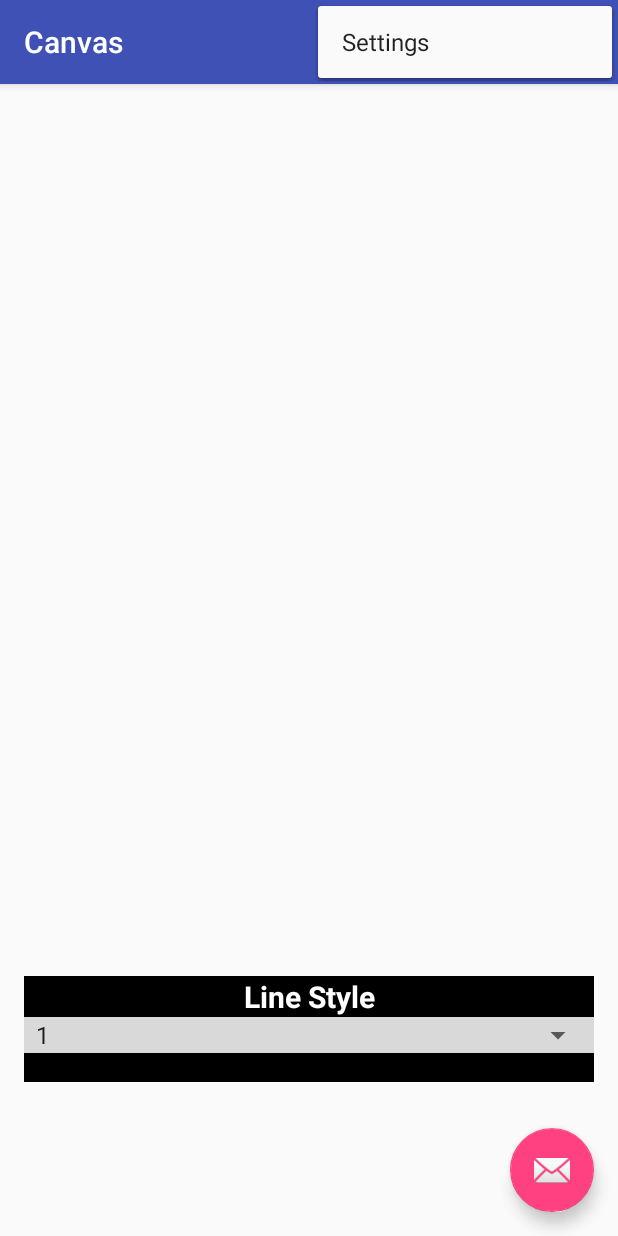
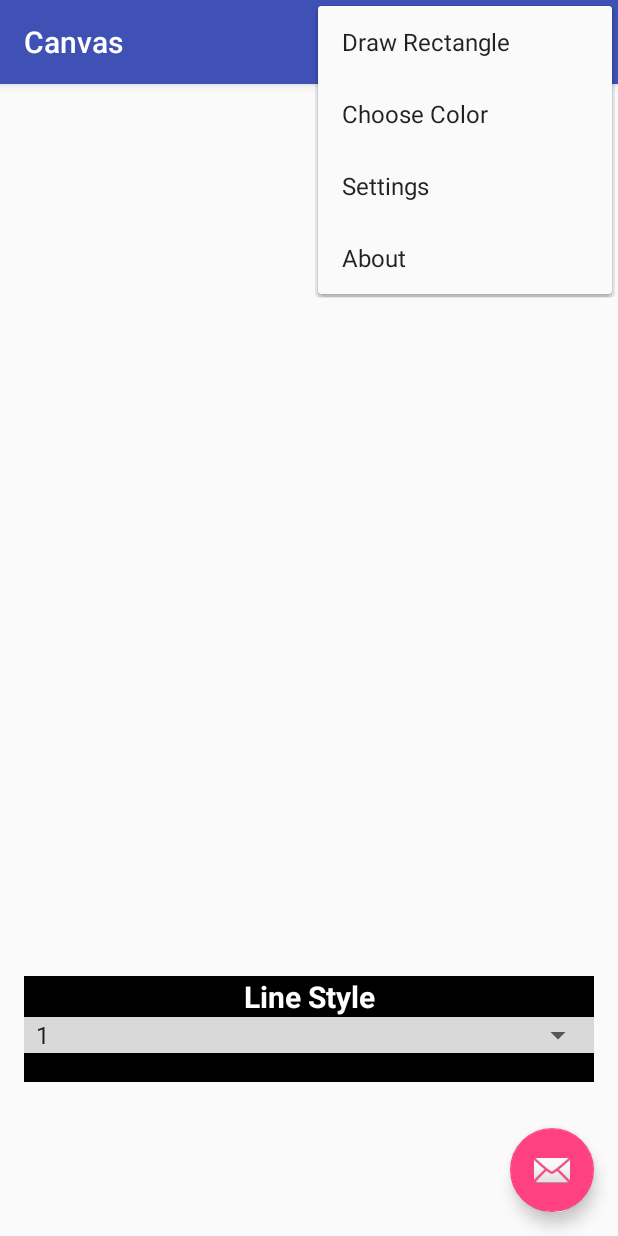
Before and after one commit to gary-larson/Canvas, an Android app: the screen it shows after launch (MainActivity), with the options menu open, on a phone screen of 412 x 824 dp. Run offline under Robolectric (Android 15) with nearby library versions, the phone set to English and light mode, and no system bars.

Commit message:
Added menu items and the color picker i did not mess with any of your structures i will comment them tomorrow

```diff
--- a/app/src/main/AndroidManifest.xml
+++ b/app/src/main/AndroidManifest.xml
@@ -18,6 +18,10 @@
                 <category android:name="android.intent.category.LAUNCHER" />
             </intent-filter>
         </activity>
+        <activity
+            android:name=".ColorActivity"
+            android:label="@string/title_activity_color"
+            android:theme="@style/AppTheme.NoActionBar"></activity>
     </application>
 
 </manifest>
--- a/app/src/main/java/com/antonioramos/canvas/DrawShape.java
+++ b/app/src/main/java/com/antonioramos/canvas/DrawShape.java
@@ -23,6 +23,7 @@ public class DrawShape extends View {
     private float x_begin,y_begin;
     private float x_end,y_end;
     private int lineWeight =1;
+    private int currentColor = Color.BLACK;
     ArrayList<Lines> lines;
     Lines l;
 
@@ -43,7 +44,8 @@ public class DrawShape extends View {
 
     private void setup(AttributeSet attributeSet){
         lines = new ArrayList<>();
-        lineColor = Color.BLACK;   //******To Gary******* change when you add color method
+        lineColor = currentColor;   //******To Gary******* change when you add color method the only time this is called is in the constructor
+        // so it does not change the color
         drawShape = new Paint();
         drawShape.setColor(lineColor);
         drawShape.setStyle(Paint.Style.STROKE);
@@ -118,4 +120,8 @@ public class DrawShape extends View {
 
     }
 
+    public void setColor (int color) {
+        currentColor = color;
+    }
+
 }
--- a/app/src/main/res/menu/menu_main.xml
+++ b/app/src/main/res/menu/menu_main.xml
@@ -7,4 +7,19 @@
         android:orderInCategory="100"
         android:title="@string/action_settings"
         app:showAsAction="never" />
+    <item
+        android:id="@+id/action_rectangle"
+        android:orderInCategory="60"
+        android:title="@string/action_rectangle"
+        app:showAsAction="never" />
+    <item
+        android:id="@+id/action_color"
+        android:orderInCategory="80"
+        android:title="@string/action_color"
+        app:showAsAction="never" />
+    <item
+        android:id="@+id/action_about"
+        android:orderInCategory="120"
+        android:title="@string/action_about"
+        app:showAsAction="never" />
 </menu>
--- a/app/src/main/res/values/strings.xml
+++ b/app/src/main/res/values/strings.xml
@@ -1,16 +1,23 @@
 <resources>
     <string name="app_name">Canvas</string>
     <string name="action_settings">Settings</string>
+    <string name="action_rectangle">Draw Rectangle</string>
+    <string name="action_color">Choose Color</string>
+    <string name="action_about">About</string>
+    <string name="color_title">Pick the color of your choice</string>
+    <string name="color_button_label">Return</string>
+    <string name="color_textview_label">Color Selected</string>
 
     <string-array name="lineWeight_spinner">
-        <item name= "one">1</item>
-        <item name= "two">2</item>
-        <item name= "three">3</item>
-        <item name= "four">4</item>
-        <item name= "five">5</item>
-        <item name= "six">6</item>
-        <item name= "seven">7</item>
+        <item name="one">1</item>
+        <item name="two">2</item>
+        <item name="three">3</item>
+        <item name="four">4</item>
+        <item name="five">5</item>
+        <item name="six">6</item>
+        <item name="seven">7</item>
     </string-array>
+    <string name="title_activity_color">ColorActivity</string>
 
 
 </resources>
```
Also changed, not shown: app/src/main/java/com/antonioramos/canvas/ColorActivity.java (added, +65 -0 lines), app/src/main/java/com/antonioramos/canvas/MainActivity.java (+27 -1 lines), app/src/main/res/layout/activity_color.xml (added, +28 -0 lines), app/src/main/res/layout/content_color.xml (added, +43 -0 lines), app/src/main/res/drawable/colors.png (added).
